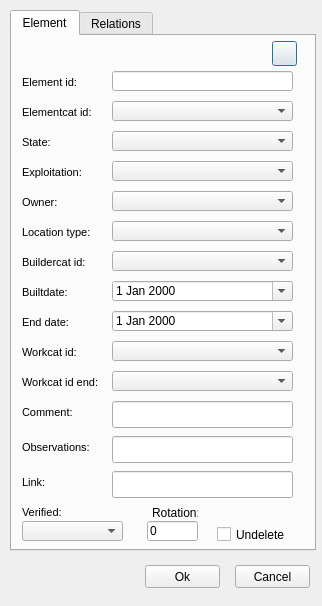
Old version of the form ui/add_element.ui in the repository Giswater/giswater_qgis_plugin.
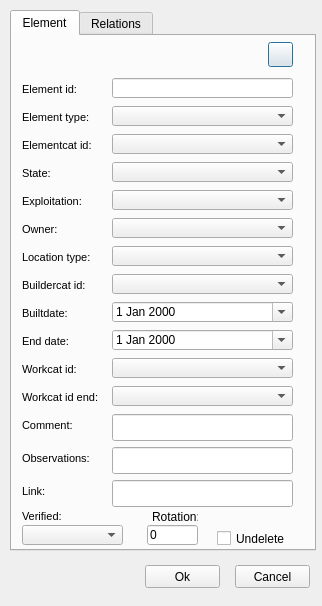
New version of the form. Icons and pictures are not drawn.

Commit message: Add Element Type ComboBox into Add element

```diff
--- a/ui/add_element.ui
+++ b/ui/add_element.ui
@@ -33,7 +33,7 @@
      <property name="geometry">
       <rect>
        <x>100</x>
-       <y>35</y>
+       <y>42</y>
        <width>181</width>
        <height>20</height>
       </rect>
@@ -46,7 +46,7 @@
      <property name="geometry">
       <rect>
        <x>10</x>
-       <y>400</y>
+       <y>411</y>
        <width>76</width>
        <height>22</height>
       </rect>
@@ -79,7 +79,7 @@
      <property name="geometry">
       <rect>
        <x>100</x>
-       <y>400</y>
+       <y>411</y>
        <width>181</width>
        <height>27</height>
       </rect>
@@ -92,7 +92,7 @@
      <property name="geometry">
       <rect>
        <x>100</x>
-       <y>65</y>
+       <y>98</y>
        <width>181</width>
        <height>20</height>
       </rect>
@@ -102,7 +102,7 @@
      <property name="geometry">
       <rect>
        <x>10</x>
-       <y>35</y>
+       <y>42</y>
        <width>81</width>
        <height>22</height>
       </rect>
@@ -135,7 +135,7 @@
      <property name="geometry">
       <rect>
        <x>10</x>
-       <y>435</y>
+       <y>444</y>
        <width>55</width>
        <height>22</height>
       </rect>
@@ -168,7 +168,7 @@
      <property name="geometry">
       <rect>
        <x>100</x>
-       <y>435</y>
+       <y>444</y>
        <width>181</width>
        <height>27</height>
       </rect>
@@ -178,7 +178,7 @@
      <property name="geometry">
       <rect>
        <x>10</x>
-       <y>65</y>
+       <y>98</y>
        <width>86</width>
        <height>22</height>
       </rect>
@@ -211,7 +211,7 @@
      <property name="geometry">
       <rect>
        <x>100</x>
-       <y>185</y>
+       <y>210</y>
        <width>181</width>
        <height>20</height>
       </rect>
@@ -221,7 +221,7 @@
      <property name="geometry">
       <rect>
        <x>10</x>
-       <y>185</y>
+       <y>210</y>
        <width>90</width>
        <height>22</height>
       </rect>
@@ -254,7 +254,7 @@
      <property name="geometry">
       <rect>
        <x>10</x>
-       <y>245</y>
+       <y>266</y>
        <width>90</width>
        <height>22</height>
       </rect>
@@ -287,7 +287,7 @@
      <property name="geometry">
       <rect>
        <x>100</x>
-       <y>215</y>
+       <y>238</y>
        <width>181</width>
        <height>20</height>
       </rect>
@@ -297,7 +297,7 @@
      <property name="geometry">
       <rect>
        <x>10</x>
-       <y>215</y>
+       <y>238</y>
        <width>90</width>
        <height>22</height>
       </rect>
@@ -330,7 +330,7 @@
      <property name="geometry">
       <rect>
        <x>10</x>
-       <y>275</y>
+       <y>294</y>
        <width>90</width>
        <height>22</height>
       </rect>
@@ -363,7 +363,7 @@
      <property name="geometry">
       <rect>
        <x>100</x>
-       <y>95</y>
+       <y>126</y>
        <width>181</width>
        <height>20</height>
       </rect>
@@ -373,7 +373,7 @@
      <property name="geometry">
       <rect>
        <x>10</x>
-       <y>95</y>
+       <y>126</y>
        <width>90</width>
        <height>22</height>
       </rect>
@@ -406,7 +406,7 @@
      <property name="geometry">
       <rect>
        <x>100</x>
-       <y>155</y>
+       <y>182</y>
        <width>181</width>
        <height>20</height>
       </rect>
@@ -416,7 +416,7 @@
      <property name="geometry">
       <rect>
        <x>10</x>
-       <y>155</y>
+       <y>182</y>
        <width>90</width>
        <height>22</height>
       </rect>
@@ -449,7 +449,7 @@
      <property name="geometry">
       <rect>
        <x>100</x>
-       <y>305</y>
+       <y>322</y>
        <width>181</width>
        <height>20</height>
       </rect>
@@ -459,7 +459,7 @@
      <property name="geometry">
       <rect>
        <x>10</x>
-       <y>305</y>
+       <y>322</y>
        <width>90</width>
        <height>22</height>
       </rect>
@@ -492,7 +492,7 @@
      <property name="geometry">
       <rect>
        <x>100</x>
-       <y>335</y>
+       <y>350</y>
        <width>181</width>
        <height>20</height>
       </rect>
@@ -502,7 +502,7 @@
      <property name="geometry">
       <rect>
        <x>10</x>
-       <y>335</y>
+       <y>350</y>
        <width>90</width>
        <height>22</height>
       </rect>
@@ -535,7 +535,7 @@
      <property name="geometry">
       <rect>
        <x>100</x>
-       <y>365</y>
+       <y>378</y>
        <width>181</width>
        <height>27</height>
       </rect>
@@ -545,7 +545,7 @@
      <property name="geometry">
       <rect>
        <x>10</x>
-       <y>365</y>
+       <y>378</y>
        <width>90</width>
        <height>22</height>
       </rect>
@@ -577,8 +577,8 @@
     <widget class="QPushButton" name="add_geom">
      <property name="geometry">
       <rect>
-       <x>260</x>
-       <y>5</y>
+       <x>256</x>
+       <y>6</y>
        <width>25</width>
        <height>25</height>
       </rect>
@@ -595,7 +595,7 @@
      <property name="geometry">
       <rect>
        <x>10</x>
-       <y>485</y>
+       <y>489</y>
        <width>101</width>
        <height>20</height>
       </rect>
@@ -605,7 +605,7 @@
      <property name="geometry">
       <rect>
        <x>135</x>
-       <y>485</y>
+       <y>489</y>
        <width>51</width>
        <height>20</height>
       </rect>
@@ -618,7 +618,7 @@
      <property name="geometry">
       <rect>
        <x>205</x>
-       <y>490</y>
+       <y>494</y>
        <width>77</width>
        <height>17</height>
       </rect>
@@ -631,7 +631,7 @@
      <property name="geometry">
       <rect>
        <x>140</x>
-       <y>470</y>
+       <y>474</y>
        <width>46</width>
        <height>13</height>
       </rect>
@@ -644,7 +644,7 @@
      <property name="geometry">
       <rect>
        <x>10</x>
-       <y>465</y>
+       <y>469</y>
        <width>90</width>
        <height>22</height>
       </rect>
@@ -680,7 +680,7 @@
      <property name="geometry">
       <rect>
        <x>100</x>
-       <y>125</y>
+       <y>154</y>
        <width>181</width>
        <height>20</height>
       </rect>
@@ -690,7 +690,7 @@
      <property name="geometry">
       <rect>
        <x>10</x>
-       <y>125</y>
+       <y>154</y>
        <width>90</width>
        <height>22</height>
       </rect>
@@ -723,7 +723,7 @@
      <property name="geometry">
       <rect>
        <x>100</x>
-       <y>245</y>
+       <y>266</y>
        <width>181</width>
        <height>20</height>
       </rect>
@@ -736,7 +736,7 @@
      <property name="geometry">
       <rect>
        <x>100</x>
-       <y>275</y>
+       <y>294</y>
        <width>181</width>
        <height>20</height>
       </rect>
@@ -745,6 +745,49 @@
       <bool>true</bool>
      </property>
     </widget>
+    <widget class="QLabel" name="label_element_type">
+     <property name="geometry">
+      <rect>
+       <x>10</x>
+       <y>70</y>
+       <width>86</width>
+       <height>22</height>
+      </rect>
+     </property>
+     <property name="font">
+      <font>
+       <pointsize>8</pointsize>
+      </font>
+     </property>
+     <property name="frameShape">
+      <enum>QFrame::NoFrame</enum>
+     </property>
+     <property name="frameShadow">
+      <enum>QFrame::Raised</enum>
+     </property>
+     <property name="text">
+      <string>Element type:</string>
+     </property>
+     <property name="textFormat">
+      <enum>Qt::AutoText</enum>
+     </property>
+     <property name="scaledContents">
+      <bool>false</bool>
+     </property>
+     <property name="margin">
+      <number>3</number>
+     </property>
+    </widget>
+    <widget class="QComboBox" name="element_type">
+     <property name="geometry">
+      <rect>
+       <x>100</x>
+       <y>70</y>
+       <width>181</width>
+       <height>20</height>
+      </rect>
+     </property>
+    </widget>
    </widget>
    <widget class="QWidget" name="tab_2">
     <attribute name="title">
```
The commit also changes 1 other file.
